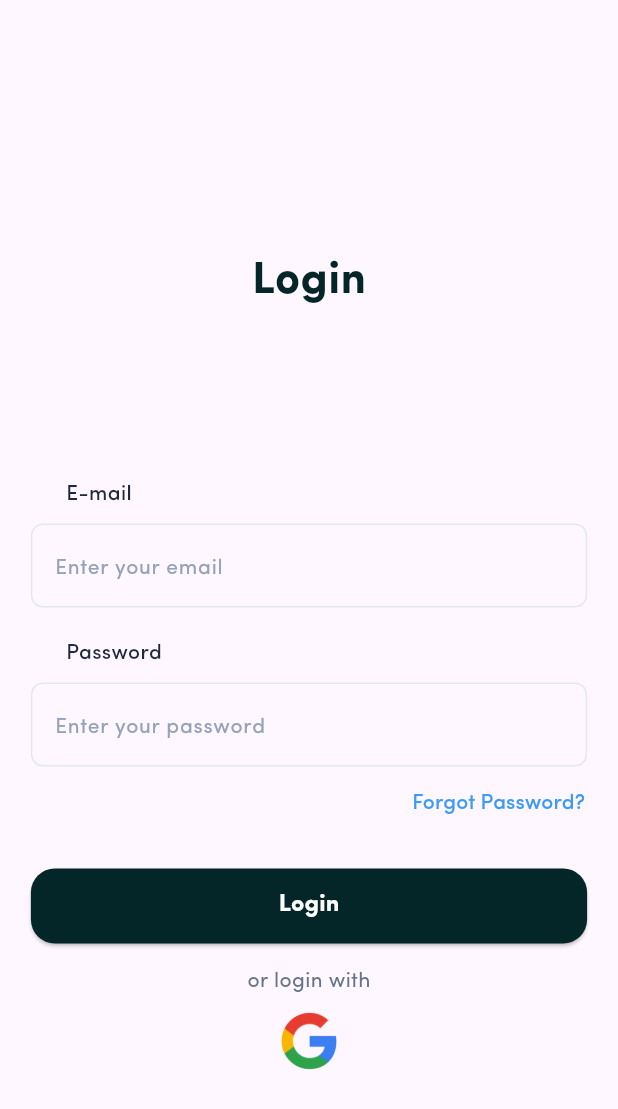
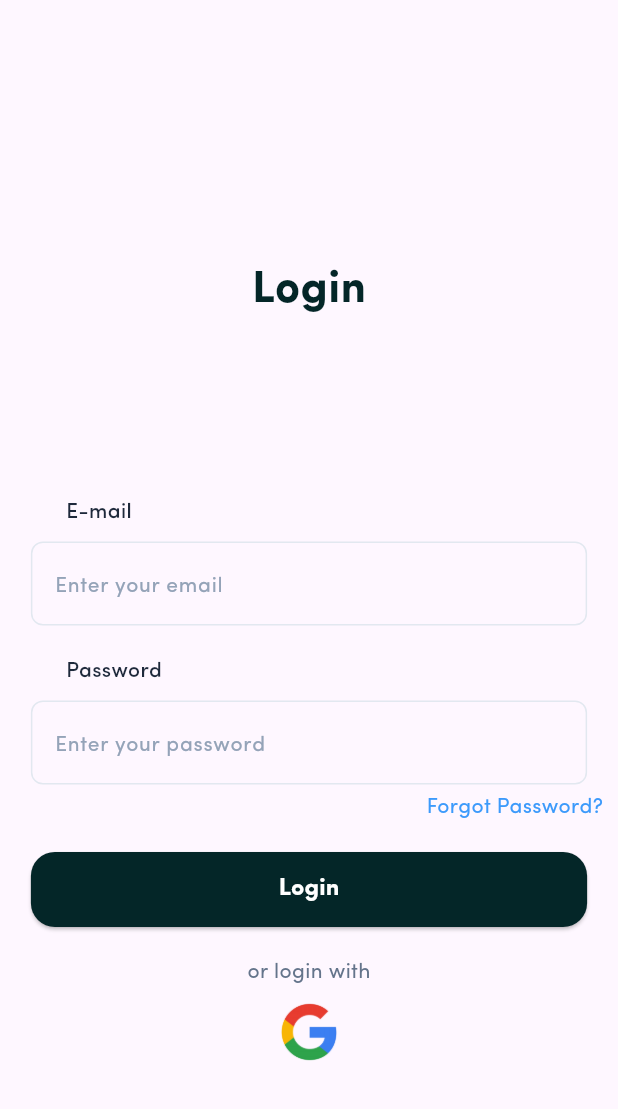
Before and after one commit to Priyanshg0211/MealTIme-App, a Flutter app: the LoginScreen screen opened directly, after a tap on "Forgot Password?", on a phone screen of 412 x 824 dp. Shown: the top 1109 px of the screen. Run offline on Flutter 3.47's test engine with Material 3 defaults, Android fonts, the phone set to English and light mode, and no system bars; our stand-ins replace lottie.

Commit message:
fix some ui in login sacreen

```diff
--- a/lib/Screens/Authnetication/LoginScreen.dart
+++ b/lib/Screens/Authnetication/LoginScreen.dart
@@ -1,4 +1,5 @@
 import 'package:flutter/material.dart';
+import 'package:flutter/widgets.dart';
 
 class LoginScreen extends StatefulWidget {
   const LoginScreen({super.key});
@@ -116,11 +117,16 @@ class _LoginScreenState extends State<LoginScreen> {
                     keyboardType: TextInputType.name,
                   ),
                 ),
-                Row(mainAxisAlignment: MainAxisAlignment.end, children: [
+                SizedBox(height: 5,),
+                Row(
+                mainAxisAlignment: MainAxisAlignment.end,
+                children: [
                   Padding(
                     padding: EdgeInsets.only(right: 10),
-                    child: TextButton(
-                      onPressed: () {},
+                    child: GestureDetector(
+                      onTap: () {
+                        print("Pressed");
+                      },
                       child: Text(
                         'Forgot Password?',
                         style: TextStyle(
@@ -155,7 +161,7 @@ class _LoginScreenState extends State<LoginScreen> {
                   ),
                 ),
                 SizedBox(
-                  height: 15,
+                  height: 20,
                 ),
                 Text(
                   'or login with',
@@ -168,11 +174,16 @@ class _LoginScreenState extends State<LoginScreen> {
                 SizedBox(
                   height: 10,
                 ),
-                Image.asset(
-                  "assets/images/googleicon.png",
-                  height: 40,
-                  width: 40,
-                  fit: BoxFit.cover,
+                GestureDetector(
+                  onTap: () {
+                    print("print");
+                  },
+                  child: Image.asset(
+                    "assets/images/googleicon.png",
+                    height: 40,
+                    width: 40,
+                    fit: BoxFit.cover,
+                  ),
                 ),
               ],
             ),
```
